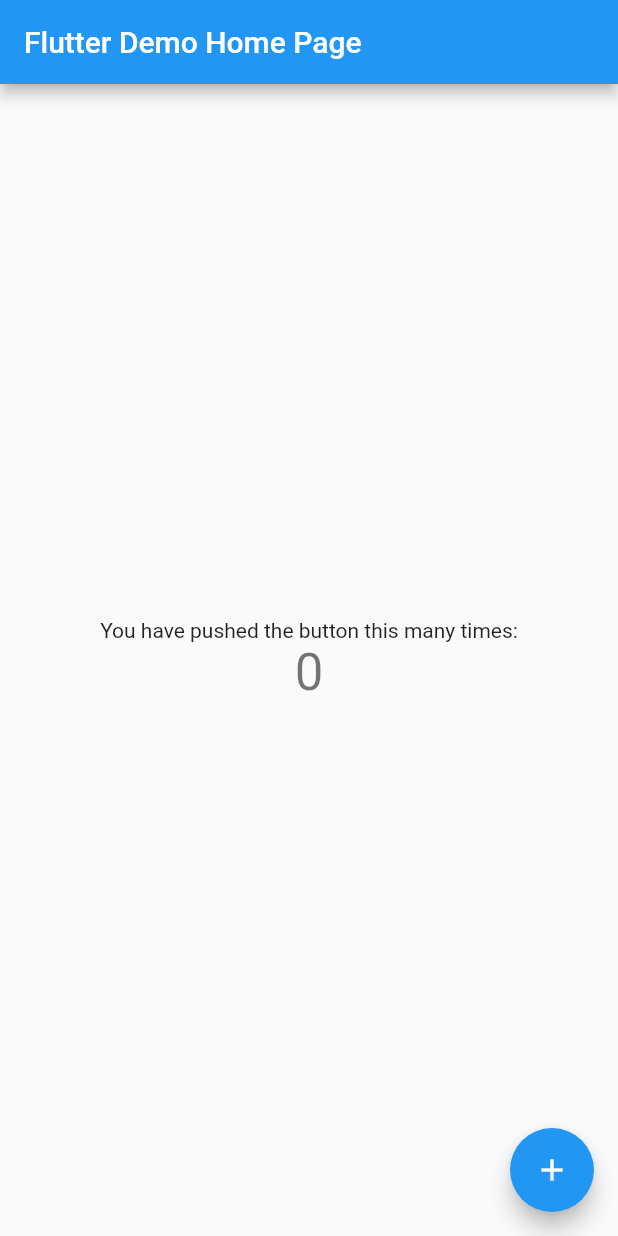
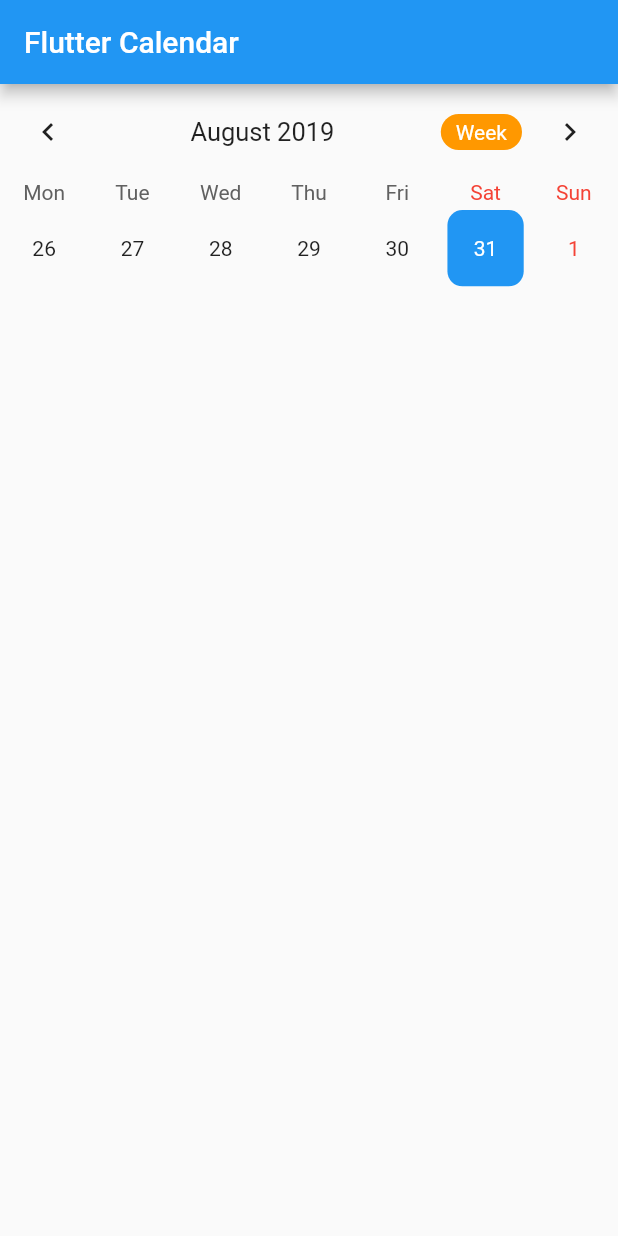
Before and after one commit to lohanidamodar/flutter_calendar, a Flutter app: the screen it shows after launch, on a phone screen of 412 x 824 dp. Run offline on Flutter 3.47's test engine with Material 2 defaults, Android fonts, the phone set to English and light mode, and no system bars; drawn by our look-alikes of table_calendar.

Commit message:
calendar plugin tutorial

```diff
--- a/lib/main.dart
+++ b/lib/main.dart
@@ -1,111 +1,95 @@
 import 'package:flutter/material.dart';
+import 'package:table_calendar/table_calendar.dart';
 
 void main() => runApp(MyApp());
 
 class MyApp extends StatelessWidget {
-  // This widget is the root of your application.
   @override
   Widget build(BuildContext context) {
     return MaterialApp(
-      title: 'Flutter Demo',
+      title: 'Flutter Calendar',
       theme: ThemeData(
-        // This is the theme of your application.
-        //
-        // Try running your application with "flutter run". You'll see the
-        // application has a blue toolbar. Then, without quitting the app, try
-        // changing the primarySwatch below to Colors.green and then invoke
-        // "hot reload" (press "r" in the console where you ran "flutter run",
-        // or simply save your changes to "hot reload" in a Flutter IDE).
-        // Notice that the counter didn't reset back to zero; the application
-        // is not restarted.
         primarySwatch: Colors.blue,
       ),
-      home: MyHomePage(title: 'Flutter Demo Home Page'),
+      home: HomePage(),
     );
   }
 }
 
-class MyHomePage extends StatefulWidget {
-  MyHomePage({Key key, this.title}) : super(key: key);
+class HomePage extends StatefulWidget {
+  @override
+  _HomePageState createState() => _HomePageState();
+}
 
-  // This widget is the home page of your application. It is stateful, meaning
-  // that it has a State object (defined below) that contains fields that affect
-  // how it looks.
-
-  // This class is the configuration for the state. It holds the values (in this
-  // case the title) provided by the parent (in this case the App widget) and
-  // used by the build method of the State. Fields in a Widget subclass are
-  // always marked "final".
-
-  final String title;
+class _HomePageState extends State<HomePage> {
+  CalendarController _controller;
 
   @override
-  _MyHomePageState createState() => _MyHomePageState();
-}
-
-class _MyHomePageState extends State<MyHomePage> {
-  int _counter = 0;
-
-  void _incrementCounter() {
-    setState(() {
-      // This call to setState tells the Flutter framework that something has
-      // changed in this State, which causes it to rerun the build method below
-      // so that the display can reflect the updated values. If we changed
-      // _counter without calling setState(), then the build method would not be
-      // called again, and so nothing would appear to happen.
-      _counter++;
-    });
+  void initState() {
+    // TODO: implement initState
+    super.initState();
+    _controller = CalendarController();
   }
 
   @override
   Widget build(BuildContext context) {
-    // This method is rerun every time setState is called, for instance as done
-    // by the _incrementCounter method above.
-    //
-    // The Flutter framework has been optimized to make rerunning build methods
-    // fast, so that you can just rebuild anything that needs updating rather
-    // than having to individually change instances of widgets.
     return Scaffold(
       appBar: AppBar(
-        // Here we take the value from the MyHomePage object that was created by
-        // the App.build method, and use it to set our appbar title.
-        title: Text(widget.title),
+        title: Text('Flutter Calendar'),
       ),
-      body: Center(
-        // Center is a layout widget. It takes a single child and positions it
-        // in the middle of the parent.
+      body: SingleChildScrollView(
         child: Column(
-          // Column is also layout widget. It takes a list of children and
-          // arranges them vertically. By default, it sizes itself to fit its
-          // children horizontally, and tries to be as tall as its parent.
-          //
-          // Invoke "debug painting" (press "p" in the console, choose the
-          // "Toggle Debug Paint" action from the Flutter Inspector in Android
-          // Studio, or the "Toggle Debug Paint" command in Visual Studio Code)
-          // to see the wireframe for each widget.
-          //
-          // Column has various properties to control how it sizes itself and
-          // how it positions its children. Here we use mainAxisAlignment to
-          // center the children vertically; the main axis here is the vertical
-          // axis because Columns are vertical (the cross axis would be
-          // horizontal).
-          mainAxisAlignment: MainAxisAlignment.center,
+          crossAxisAlignment: CrossAxisAlignment.start,
           children: <Widget>[
-            Text(
-              'You have pushed the button this many times:',
-            ),
-            Text(
-              '$_counter',
-              style: Theme.of(context).textTheme.display1,
-            ),
+            TableCalendar(
+              initialCalendarFormat: CalendarFormat.week,
+              calendarStyle: CalendarStyle(
+                  todayColor: Colors.orange,
+                  selectedColor: Theme.of(context).primaryColor,
+                  todayStyle: TextStyle(
+                      fontWeight: FontWeight.bold,
+                      fontSize: 18.0,
+                      color: Colors.white)),
+              headerStyle: HeaderStyle(
+                centerHeaderTitle: true,
+                formatButtonDecoration: BoxDecoration(
+                  color: Colors.orange,
+                  borderRadius: BorderRadius.circular(20.0),
+                ),
+                formatButtonTextStyle: TextStyle(color: Colors.white),
+                formatButtonShowsNext: false,
+              ),
+              startingDayOfWeek: StartingDayOfWeek.monday,
+              onDaySelected: (date, events) {
+                print(date.toIso8601String());
+              },
+              builders: CalendarBuilders(
+                selectedDayBuilder: (context, date, events) => Container(
+                    margin: const EdgeInsets.all(4.0),
+                    alignment: Alignment.center,
+                    decoration: BoxDecoration(
+                        color: Theme.of(context).primaryColor,
+                        borderRadius: BorderRadius.circular(10.0)),
+                    child: Text(
+                      date.day.toString(),
+                      style: TextStyle(color: Colors.white),
+                    )),
+                todayDayBuilder: (context, date, events) => Container(
+                    margin: const EdgeInsets.all(4.0),
+                    alignment: Alignment.center,
+                    decoration: BoxDecoration(
+                        color: Colors.orange,
+                        borderRadius: BorderRadius.circular(10.0)),
+                    child: Text(
+                      date.day.toString(),
+                      style: TextStyle(color: Colors.white),
+                    )),
+              ),
+              calendarController: _controller,
+            )
           ],
         ),
       ),
-      floatingActionButton: FloatingActionButton(
-        onPressed: _incrementCounter,
-        tooltip: 'Increment',
-        child: Icon(Icons.add),
-      ), // This trailing comma makes auto-formatting nicer for build methods.
     );
   }
 }
--- a/pubspec.yaml
+++ b/pubspec.yaml
@@ -23,6 +23,7 @@
   # The following adds the Cupertino Icons font to your application.
   # Use with the CupertinoIcons class for iOS style icons.
   cupertino_icons: ^0.1.2
+  table_calendar: ^2.0.1
 
 dev_dependencies:
   flutter_test:
```
Also changed, not shown: pubspec.lock.
